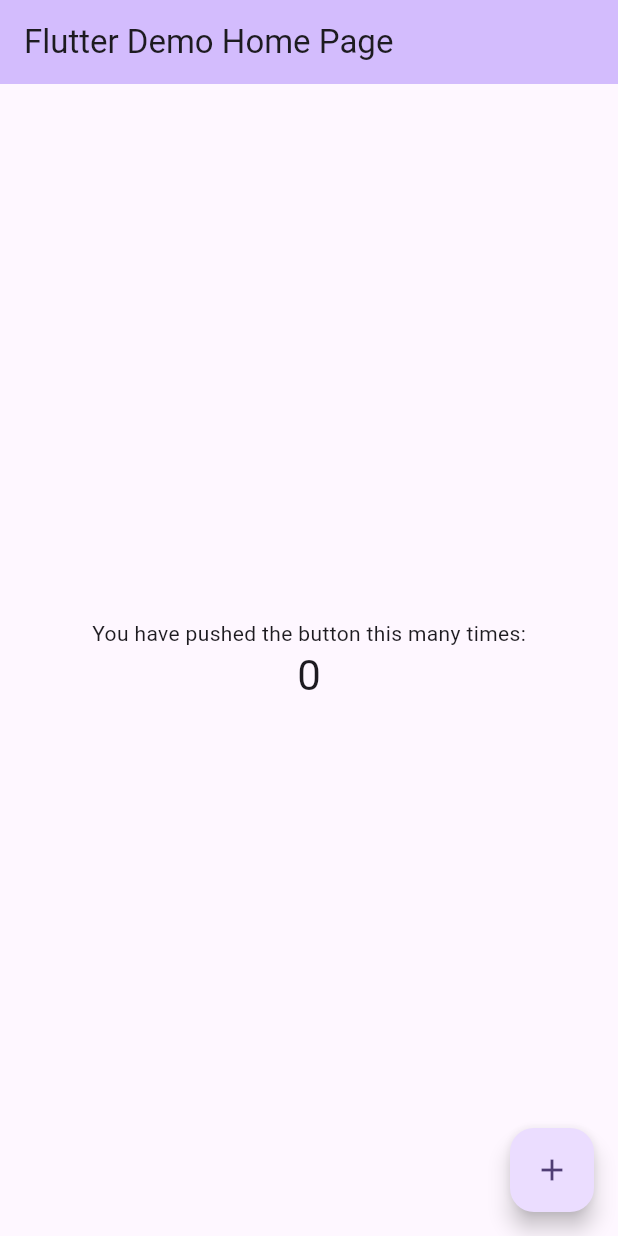
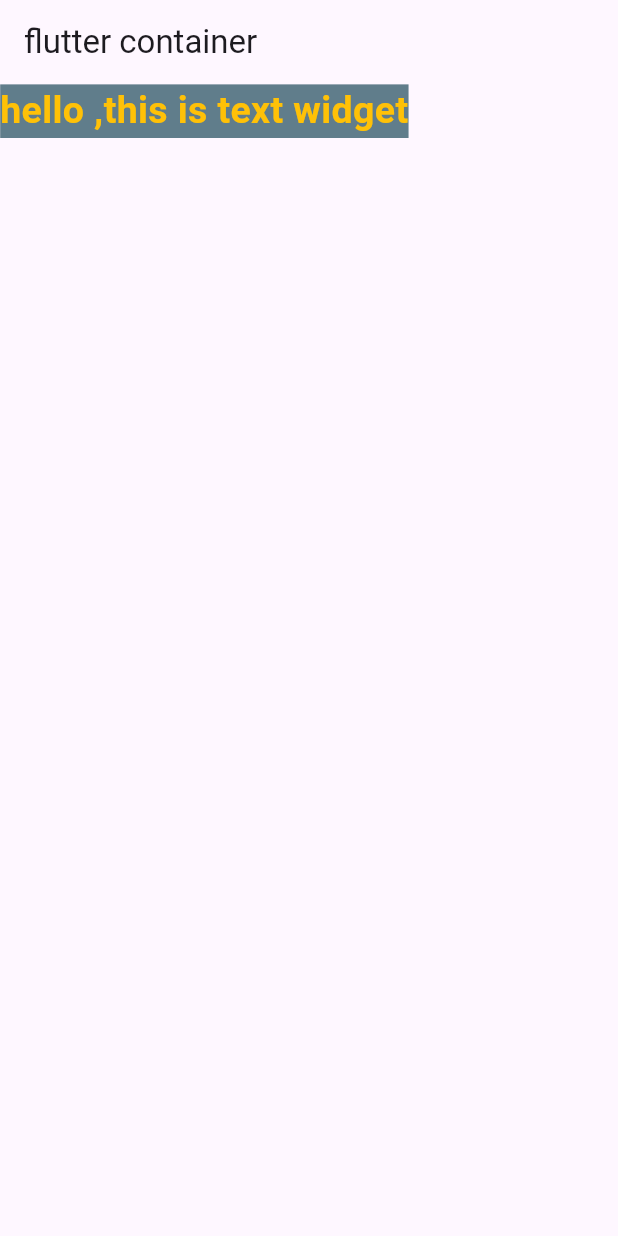
Before and after one commit to jui1960/Flutter_Widget, a Flutter app: the screen it shows after launch, on a phone screen of 412 x 824 dp. Run offline on Flutter 3.47's test engine with Material 3 defaults, Android fonts, the light colour scheme and no system bars.

Commit message:
text widget

```diff
--- a/text_widget/lib/main.dart
+++ b/text_widget/lib/main.dart
@@ -13,110 +13,33 @@ class MyApp extends StatelessWidget {
     return MaterialApp(
       title: 'Flutter Demo',
       theme: ThemeData(
-        // This is the theme of your application.
-        //
-        // TRY THIS: Try running your application with "flutter run". You'll see
-        // the application has a purple toolbar. Then, without quitting the app,
-        // try changing the seedColor in the colorScheme below to Colors.green
-        // and then invoke "hot reload" (save your changes or press the "hot
-        // reload" button in a Flutter-supported IDE, or press "r" if you used
-        // the command line to start the app).
-        //
-        // Notice that the counter didn't reset back to zero; the application
-        // state is not lost during the reload. To reset the state, use hot
-        // restart instead.
-        //
-        // This works for code too, not just values: Most code changes can be
-        // tested with just a hot reload.
-        colorScheme: ColorScheme.fromSeed(seedColor: Colors.deepPurple),
+        primarySwatch: Colors.blue,
       ),
-      home: const MyHomePage(title: 'Flutter Demo Home Page'),
+      home: const MyHomePage(),
     );
   }
 }
-
-class MyHomePage extends StatefulWidget {
-  const MyHomePage({super.key, required this.title});
-
-  // This widget is the home page of your application. It is stateful, meaning
-  // that it has a State object (defined below) that contains fields that affect
-  // how it looks.
-
-  // This class is the configuration for the state. It holds the values (in this
-  // case the title) provided by the parent (in this case the App widget) and
-  // used by the build method of the State. Fields in a Widget subclass are
-  // always marked "final".
-
-  final String title;
+class MyHomePage extends StatefulWidget{
+  const MyHomePage({Key? key}) : super(key:key);
 
   @override
   State<MyHomePage> createState() => _MyHomePageState();
+
 }
 
-class _MyHomePageState extends State<MyHomePage> {
-  int _counter = 0;
-
-  void _incrementCounter() {
-    setState(() {
-      // This call to setState tells the Flutter framework that something has
-      // changed in this State, which causes it to rerun the build method below
-      // so that the display can reflect the updated values. If we changed
-      // _counter without calling setState(), then the build method would not be
-      // called again, and so nothing would appear to happen.
-      _counter++;
-    });
-  }
-
+class _MyHomePageState extends State<MyHomePage>{
   @override
-  Widget build(BuildContext context) {
-    // This method is rerun every time setState is called, for instance as done
-    // by the _incrementCounter method above.
-    //
-    // The Flutter framework has been optimized to make rerunning build methods
-    // fast, so that you can just rebuild anything that needs updating rather
-    // than having to individually change instances of widgets.
+  Widget build(BuildContext context){
     return Scaffold(
       appBar: AppBar(
-        // TRY THIS: Try changing the color here to a specific color (to
-        // Colors.amber, perhaps?) and trigger a hot reload to see the AppBar
-        // change color while the other colors stay the same.
-        backgroundColor: Theme.of(context).colorScheme.inversePrimary,
-        // Here we take the value from the MyHomePage object that was created by
-        // the App.build method, and use it to set our appbar title.
-        title: Text(widget.title),
+        title: Text('flutter container'),
       ),
-      body: Center(
-        // Center is a layout widget. It takes a single child and positions it
-        // in the middle of the parent.
-        child: Column(
-          // Column is also a layout widget. It takes a list of children and
-          // arranges them vertically. By default, it sizes itself to fit its
-          // children horizontally, and tries to be as tall as its parent.
-          //
-          // Column has various properties to control how it sizes itself and
-          // how it positions its children. Here we use mainAxisAlignment to
-          // center the children vertically; the main axis here is the vertical
-          // axis because Columns are vertical (the cross axis would be
-          // horizontal).
-          //
-          // TRY THIS: Invoke "debug painting" (choose the "Toggle Debug Paint"
-          // action in the IDE, or press "p" in the console), to see the
-          // wireframe for each widget.
-          mainAxisAlignment: MainAxisAlignment.center,
-          children: <Widget>[
-            const Text('You have pushed the button this many times:'),
-            Text(
-              '$_counter',
-              style: Theme.of(context).textTheme.headlineMedium,
-            ),
-          ],
-        ),
-      ),
-      floatingActionButton: FloatingActionButton(
-        onPressed: _incrementCounter,
-        tooltip: 'Increment',
-        child: const Icon(Icons.add),
-      ), // This trailing comma makes auto-formatting nicer for build methods.
+      body: Text('hello ,this is text widget',style: TextStyle(
+        fontSize: 25,
+        color: Colors.amber,
+        fontWeight: FontWeight.bold,
+        backgroundColor: Colors.blueGrey,
+      ),)
     );
   }
 }
```
